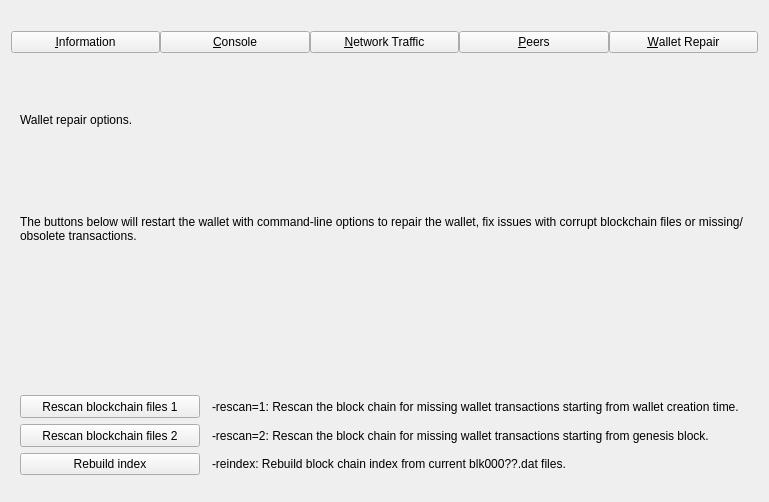
Above: src/qt/forms/debugwindow.ui from kwvg/dash before the change. Below: the same form after it.
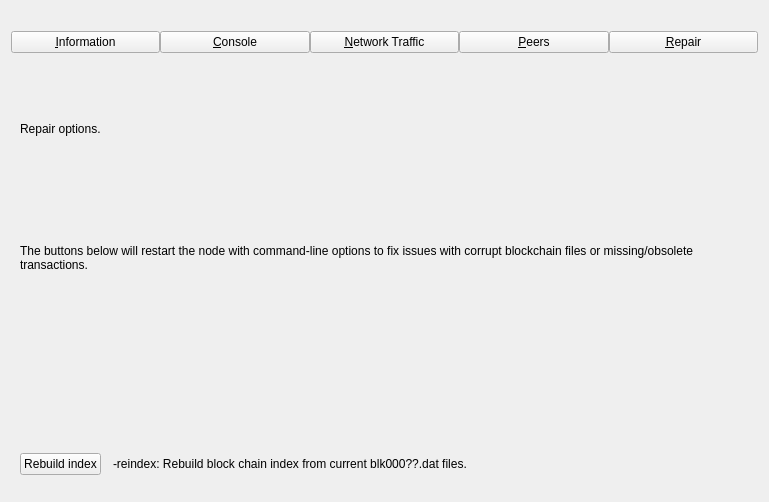
That is the form after the change. The open tabs and pages were chosen to show the change. Custom widgets are drawn as their Qt base class.

Commit message: qt: Remove `-rescan` capabilities from UI

What changed in the file:
```diff
--- a/src/qt/forms/debugwindow.ui
+++ b/src/qt/forms/debugwindow.ui
@@ -81,7 +81,7 @@
      <item>
       <widget class="QPushButton" name="btnRepair">
        <property name="text">
-        <string>&amp;Wallet Repair</string>
+        <string>&amp;Repair</string>
        </property>
        <property name="checkable">
         <bool>true</bool>
@@ -1693,7 +1693,7 @@
        <item row="0" column="0" colspan="2">
         <widget class="QLabel" name="label_repair_header">
          <property name="text">
-          <string>Wallet repair options.</string>
+          <string>Repair options.</string>
          </property>
          <property name="wordWrap">
           <bool>true</bool>
@@ -1703,7 +1703,7 @@
        <item row="1" column="0" colspan="2">
         <widget class="QLabel" name="label_repair_helptext">
          <property name="text">
-          <string>The buttons below will restart the wallet with command-line options to repair the wallet, fix issues with corrupt blockchain files or missing/obsolete transactions.</string>
+          <string>The buttons below will restart the node with command-line options to fix issues with corrupt blockchain files or missing/obsolete transactions.</string>
          </property>
          <property name="wordWrap">
           <bool>true</bool>
@@ -1715,59 +1715,13 @@
         </widget>
        </item>
        <item row="3" column="0">
-        <widget class="QPushButton" name="btn_rescan1">
-         <property name="minimumSize">
-          <size>
-           <width>180</width>
-           <height>23</height>
-          </size>
-         </property>
-         <property name="text">
-          <string>Rescan blockchain files 1</string>
-         </property>
-        </widget>
-       </item>
-       <item row="3" column="1">
-        <widget class="QLabel" name="label_repair_rescan1">
-         <property name="text">
-          <string>-rescan=1: Rescan the block chain for missing wallet transactions starting from wallet creation time.</string>
-         </property>
-         <property name="wordWrap">
-          <bool>true</bool>
-         </property>
-        </widget>
-       </item>
-       <item row="4" column="0">
-        <widget class="QPushButton" name="btn_rescan2">
-         <property name="minimumSize">
-          <size>
-           <width>180</width>
-           <height>23</height>
-          </size>
-         </property>
-         <property name="text">
-          <string>Rescan blockchain files 2</string>
-         </property>
-        </widget>
-       </item>
-       <item row="4" column="1">
-        <widget class="QLabel" name="label_repair_rescan2">
-         <property name="text">
-          <string>-rescan=2: Rescan the block chain for missing wallet transactions starting from genesis block.</string>
-         </property>
-         <property name="wordWrap">
-          <bool>true</bool>
-         </property>
-        </widget>
-       </item>
-       <item row="5" column="0">
         <widget class="QPushButton" name="btn_reindex">
          <property name="text">
           <string>Rebuild index</string>
          </property>
         </widget>
        </item>
-       <item row="5" column="1">
+       <item row="3" column="1">
         <widget class="QLabel" name="label_repair_reindex">
          <property name="text">
           <string>-reindex: Rebuild block chain index from current blk000??.dat files.</string>
@@ -1777,7 +1731,7 @@
          </property>
         </widget>
        </item>
-       <item row="6" column="1">
+       <item row="4" column="1">
         <spacer name="verticalSpacerRepair">
          <property name="orientation">
           <enum>Qt::Vertical</enum>
```
The commit also changes 2 other files.
